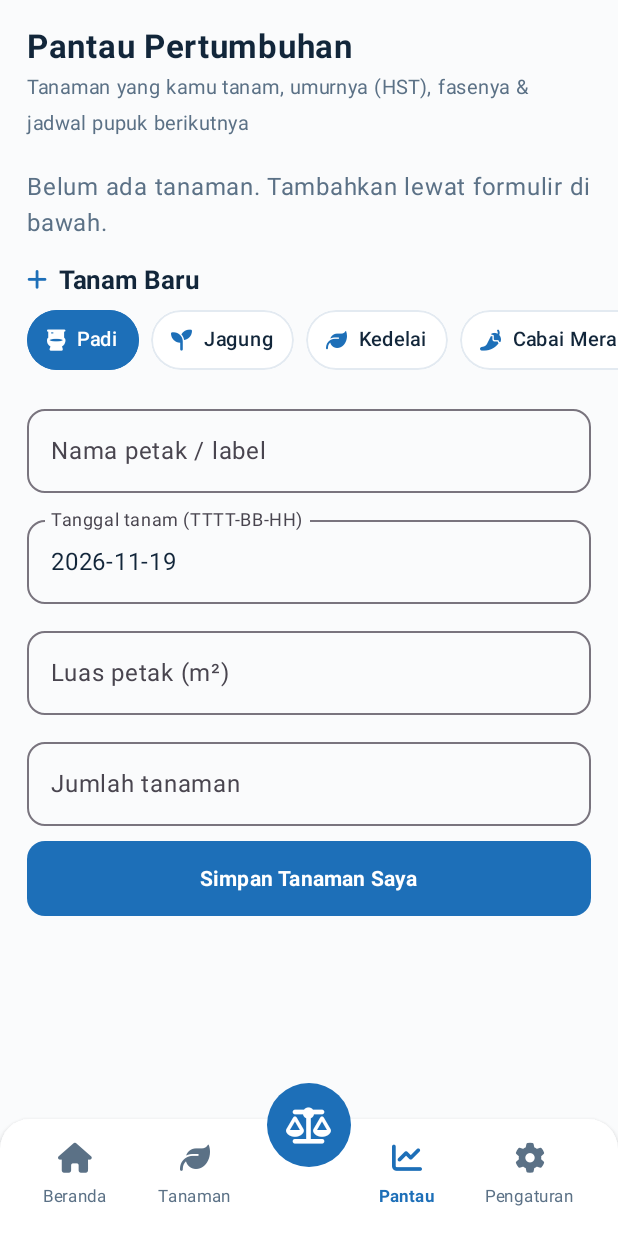
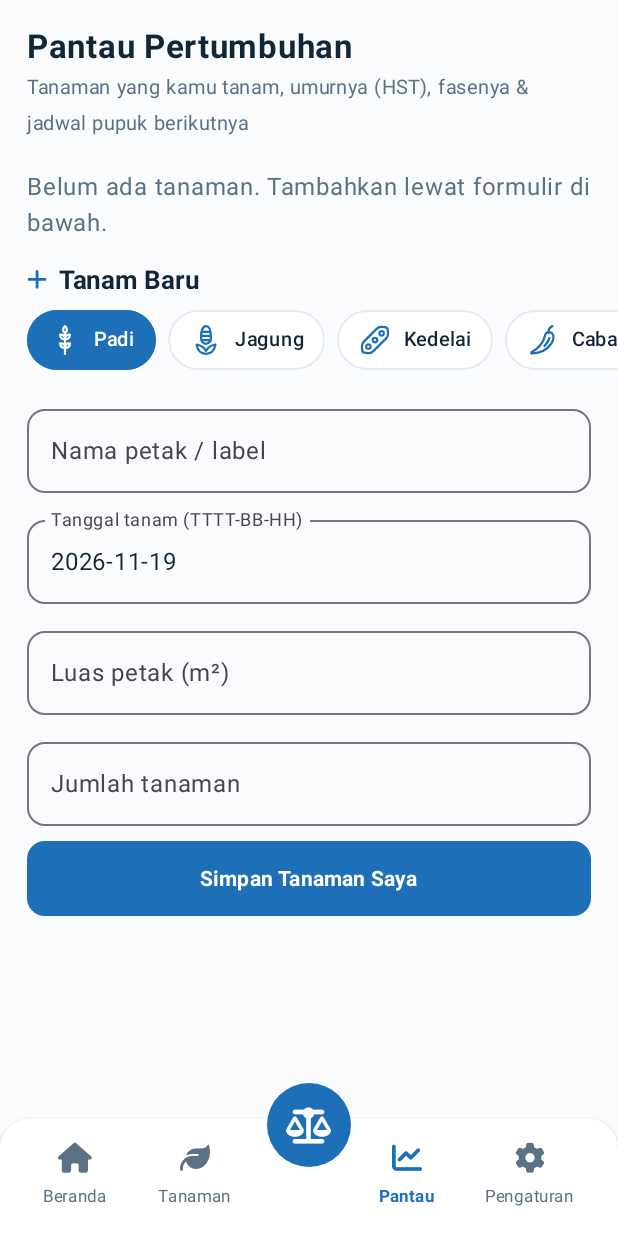
Before and after one commit to qioceky/autodosingagro, an Android app built with Jetpack Compose: the screen it shows after launch (MainActivity), after a tap on "Lanjut Pantau", on a phone screen of 412 x 824 dp. Run offline under Robolectric (Android 15) with nearby library versions, the phone set to English and light mode, and no system bars; 1 statement that could not run was skipped; 1 other tap on this screen came first.

Commit message:
v1.3.1 — ikon tanaman diganti set IconOven (MIT) sesuai tanaman: malai padi, tongkol jagung, polong kedelai, cabai, tomat, umbi bawang, mentimun

```diff
--- a/app/build.gradle
+++ b/app/build.gradle
@@ -12,8 +12,8 @@ android {
         applicationId "id.autodosingagro"
         minSdk 26
         targetSdk 35
-        versionCode 4
-        versionName "1.3.0"
+        versionCode 5
+        versionName "1.3.1"
     }
 
     buildFeatures {
--- a/app/src/main/java/id/autodosingagro/FaIcons.kt
+++ b/app/src/main/java/id/autodosingagro/FaIcons.kt
@@ -9,7 +9,11 @@ import androidx.compose.ui.Modifier
 import androidx.compose.ui.graphics.Color
 import androidx.compose.ui.platform.LocalContext
 import androidx.compose.ui.text.font.FontFamily
+import androidx.compose.ui.res.painterResource
+import androidx.compose.ui.unit.Dp
 import androidx.compose.ui.unit.TextUnit
+import androidx.compose.ui.unit.dp
+import id.autodosingagro.data.Tanaman
 import androidx.compose.ui.unit.sp
 
 /**
@@ -100,3 +104,14 @@ fun FaIcon(
         color = color
     )
 }
+
+/** Ikon tanaman dari drawable vektor (set IconOven, lisensi MIT) — digambar sesuai tanamannya. */
+@Composable
+fun TanamanIcon(tanaman: Tanaman, modifier: Modifier = Modifier, size: Dp = 20.dp, color: Color) {
+    androidx.compose.material3.Icon(
+        painter = painterResource(tanaman.ikon),
+        contentDescription = tanaman.nama,
+        modifier = modifier.size(size),
+        tint = color
+    )
+}
--- a/app/src/main/java/id/autodosingagro/FiturBaru.kt
+++ b/app/src/main/java/id/autodosingagro/FiturBaru.kt
@@ -98,7 +98,7 @@ fun KalenderScreen(onBack: () -> Unit) {
             val cocok = info?.second?.contains(bulan) == true
             Kartu(Modifier.fillMaxWidth().padding(horizontal = 18.dp, vertical = 4.dp)) {
                 Row(Modifier.padding(13.dp), verticalAlignment = Alignment.CenterVertically) {
-                    FaIcon(t.ikon, size = 19.sp, color = if (cocok) Biru else TeksAbu)
+                    TanamanIcon(t, size = 19.dp, color = if (cocok) Biru else TeksAbu)
                     Spacer(Modifier.width(10.dp))
                     Column(Modifier.weight(1f)) {
                         Text(t.nama, fontSize = 15.sp, fontWeight = FontWeight.SemiBold,
--- a/app/src/main/java/id/autodosingagro/MainActivity.kt
+++ b/app/src/main/java/id/autodosingagro/MainActivity.kt
@@ -378,7 +378,7 @@ fun BerandaScreen(
                     items(TanamanDB.semua) { t ->
                         Kartu(Modifier.width(180.dp).clickable { onDetail(t.id) }) {
                             Column(Modifier.padding(14.dp)) {
-                                FaIcon(t.ikon, size = 24.sp, color = Biru)
+                                TanamanIcon(t, size = 24.dp, color = Biru)
                                 Spacer(Modifier.height(8.dp))
                                 Text(t.nama, color = TeksGelap, fontSize = 17.sp, fontWeight = FontWeight.Bold)
                                 Text("${t.jadwal.size} Jadwal Pupuk • Panen ${t.panenMin}–${t.panenMax} HST",
--- a/app/src/main/java/id/autodosingagro/Screens.kt
+++ b/app/src/main/java/id/autodosingagro/Screens.kt
@@ -48,7 +48,7 @@ fun PilihanTanaman(terpilih: String, onPilih: (String) -> Unit) {
                     .padding(horizontal = 13.dp, vertical = 8.dp),
                 verticalAlignment = Alignment.CenterVertically
             ) {
-                FaIcon(t.ikon, size = 14.sp, color = if (aktif) Color.White else Biru)
+                TanamanIcon(t, size = 14.dp, color = if (aktif) Color.White else Biru)
                 Spacer(Modifier.width(7.dp))
                 Text(t.nama, color = if (aktif) Color.White else TeksGelap,
                     fontWeight = FontWeight.SemiBold, fontSize = 13.sp)
@@ -79,7 +79,7 @@ fun TanamanScreen(onDetail: (String) -> Unit) {
                 .clickable { onDetail(t.id) }) {
                 Row(Modifier.padding(14.dp), verticalAlignment = Alignment.CenterVertically) {
                     Box(Modifier.size(50.dp).clip(RoundedCornerShape(12.dp)).background(BiruSangatMuda),
-                        contentAlignment = Alignment.Center) { FaIcon(t.ikon, size = 22.sp, color = Biru) }
+                        contentAlignment = Alignment.Center) { TanamanIcon(t, size = 22.dp, color = Biru) }
                     Spacer(Modifier.width(12.dp))
                     Column(Modifier.weight(1f)) {
                         Text(t.nama, fontSize = 17.sp, fontWeight = FontWeight.Bold, color = TeksGelap)
@@ -103,7 +103,7 @@ fun DetailTanamanScreen(tanaman: Tanaman, onBack: () -> Unit, onHitung: () -> Un
                 FaIcon(Fa.CHEV_L, size = 20.sp, color = Biru,
                     modifier = Modifier.clickable { onBack() }.padding(end = 14.dp))
                 Box(Modifier.size(44.dp).clip(RoundedCornerShape(12.dp)).background(BiruSangatMuda),
-                    contentAlignment = Alignment.Center) { FaIcon(tanaman.ikon, size = 20.sp, color = Biru) }
+                    contentAlignment = Alignment.Center) { TanamanIcon(tanaman, size = 20.dp, color = Biru) }
                 Spacer(Modifier.width(10.dp))
                 Column {
                     Text(tanaman.nama, fontSize = 22.sp, fontWeight = FontWeight.Bold, color = TeksGelap)
@@ -290,7 +290,7 @@ fun DosisScreen(tanamanSaya: List<TanamanSaya>) {
                 Kartu(Modifier.fillMaxWidth().padding(horizontal = 18.dp, vertical = 5.dp)) {
                     Column(Modifier.padding(14.dp)) {
                         Row(verticalAlignment = Alignment.CenterVertically) {
-                            FaIcon(t.ikon, size = 18.sp, color = Biru)
+                            TanamanIcon(t, size = 18.dp, color = Biru)
                             Spacer(Modifier.width(8.dp))
                             Text("${t.nama} • Usia $hst HST", color = TeksGelap, fontSize = 17.sp, fontWeight = FontWeight.Bold)
                         }
@@ -444,7 +444,7 @@ fun PantauScreen(
             Kartu(Modifier.fillMaxWidth().padding(horizontal = 18.dp, vertical = 5.dp)) {
                 Column(Modifier.padding(14.dp)) {
                     Row(verticalAlignment = Alignment.CenterVertically) {
-                        FaIcon(t.ikon, size = 17.sp, color = Biru)
+                        TanamanIcon(t, size = 17.dp, color = Biru)
                         Spacer(Modifier.width(8.dp))
                         Text(ts.label, fontSize = 16.sp, fontWeight = FontWeight.Bold, color = TeksGelap,
                             modifier = Modifier.weight(1f))
@@ -701,7 +701,7 @@ fun InfoScreen(nama: String, onSimpanNama: (String) -> Unit) {
                     }
                 }
 
-                Text("Auto Dosing Agro Technology v${BuildConfig.VERSION_NAME} • Ikon: Font Awesome Free 6.5.2 (CC BY 4.0), dibundel lokal. Data tanaman tersimpan lokal di HP.",
+                Text("Auto Dosing Agro Technology v${BuildConfig.VERSION_NAME} • Ikon UI: Font Awesome Free 6.5.2 (CC BY 4.0); ikon tanaman: set IconOven (MIT) — keduanya dibundel lokal. Data tanaman tersimpan lokal di HP.",
                     fontSize = 11.sp, color = TeksAbu)
                 Spacer(Modifier.height(12.dp))
             }
--- a/app/src/main/java/id/autodosingagro/data/Data.kt
+++ b/app/src/main/java/id/autodosingagro/data/Data.kt
@@ -1,4 +1,6 @@
 package id.autodosingagro.data
+
+import id.autodosingagro.R
 
 /** Satu jenis pupuk dalam satu kali aplikasi. Dosis dalam kg per hektar. */
 data class Pupuk(val nama: String, val kgPerHa: Double)
@@ -25,7 +27,7 @@ data class Tanaman(
     val nama: String,
     val latin: String,
     val kategori: String,       // "Tanaman Pangan" / "Hortikultura"
-    val ikon: String,           // emoji sbg ikon visual kartu
+    val ikon: Int,           // emoji sbg ikon visual kartu
     val panenMin: Int,          // HST awal panen
     val panenMax: Int,          // HST akhir masa tanam
     val jarakTanam: String,
@@ -58,7 +60,7 @@ object TanamanDB {
     val semua: List<Tanaman> = listOf(
         Tanaman(
             id = "padi", nama = "Padi", latin = "Oryza sativa", kategori = "Tanaman Pangan",
-            ikon = "\uF7D8", panenMin = 105, panenMax = 120, jarakTanam = "25 × 25 cm",
+            ikon = R.drawable.ic_padi, panenMin = 105, panenMax = 120, jarakTanam = "25 × 25 cm",
             populasiPerHa = 160000,
             deskripsi = "Tanaman pangan utama. Dosis acuan: Urea 225 kg/ha, SP-36 100 kg/ha, KCl 100 kg/ha, dibagi 3 kali aplikasi.",
             fase = listOf(
@@ -76,7 +78,7 @@ object TanamanDB {
         ),
         Tanaman(
             id = "jagung", nama = "Jagung", latin = "Zea mays", kategori = "Tanaman Pangan",
-            ikon = "\uF4D8", panenMin = 95, panenMax = 110, jarakTanam = "75 × 20 cm",
+            ikon = R.drawable.ic_jagung, panenMin = 95, panenMax = 110, jarakTanam = "75 × 20 cm",
             populasiPerHa = 66000,
             deskripsi = "Dosis acuan: Urea 350 kg/ha, SP-36 150 kg/ha, KCl 100 kg/ha + pupuk kandang 2.000 kg/ha sebagai dasar.",
             fase = listOf(
@@ -94,7 +96,7 @@ object TanamanDB {
         ),
         Tanaman(
             id = "kedelai", nama = "Kedelai", latin = "Glycine max", kategori = "Tanaman Pangan",
-            ikon = "\uF06C", panenMin = 75, panenMax = 90, jarakTanam = "40 × 15 cm",
+            ikon = R.drawable.ic_kedelai, panenMin = 75, panenMax = 90, jarakTanam = "40 × 15 cm",
             populasiPerHa = 166000,
             deskripsi = "Kedelai mengikat N dari udara (bintil akar), jadi Urea rendah. Dosis acuan: Urea 50, SP-36 100, KCl 100 kg/ha, semua sebagai pupuk dasar.",
             fase = listOf(
@@ -109,7 +111,7 @@ object TanamanDB {
         ),
         Tanaman(
             id = "cabai-merah", nama = "Cabai Merah", latin = "Capsicum annuum", kategori = "Hortikultura",
-            ikon = "\uF816", panenMin = 75, panenMax = 120, jarakTanam = "60 × 50 cm",
+            ikon = R.drawable.ic_cabai_merah, panenMin = 75, panenMax = 120, jarakTanam = "60 × 50 cm",
             populasiPerHa = 33000,
             deskripsi = "Dosis acuan: pupuk kandang 10 ton/ha sebagai dasar, lalu NPK susulan bertahap. Panen bertahap berkali-kali mulai ±75 HST.",
             fase = listOf(
@@ -128,7 +130,7 @@ object TanamanDB {
         ),
         Tanaman(
             id = "cabai-rawit", nama = "Cabai Rawit", latin = "Capsicum frutescens", kategori = "Hortikultura",
-            ikon = "\uF816", panenMin = 70, panenMax = 150, jarakTanam = "60 × 50 cm",
+            ikon = R.drawable.ic_cabai_rawit, panenMin = 70, panenMax = 150, jarakTanam = "60 × 50 cm",
             populasiPerHa = 33000,
             deskripsi = "Lebih bandel & berumur panjang dari cabai merah. Dosis mirip, sedikit lebih ringan di awal.",
             fase = listOf(
@@ -147,7 +149,7 @@ object TanamanDB {
         ),
         Tanaman(
             id = "tomat", nama = "Tomat", latin = "Solanum lycopersicum", kategori = "Hortikultura",
-            ikon = "\uF5D1", panenMin = 60, panenMax = 100, jarakTanam = "60 × 50 cm",
+            ikon = R.drawable.ic_tomat, panenMin = 60, panenMax = 100, jarakTanam = "60 × 50 cm",
             populasiPerHa = 33000,
             deskripsi = "Dosis acuan: kandang 10 ton/ha + SP-36 dasar, NPK susulan bertahap. Tomat peka genangan & kekurangan kalsium (busuk ujung buah).",
             fase = listOf(
@@ -165,7 +167,7 @@ object TanamanDB {
         ),
         Tanaman(
             id = "bawang-merah", nama = "Bawang Merah", latin = "Allium ascalonicum", kategori = "Hortikultura",
-            ikon = "\uF5FD", panenMin = 55, panenMax = 70, jarakTanam = "15 × 15 cm",
+            ikon = R.drawable.ic_bawang_merah, panenMin = 55, panenMax = 70, jarakTanam = "15 × 15 cm",
             populasiPerHa = 400000,
             deskripsi = "Dosis acuan per ha: kandang 5 ton, SP-36 200, KCl 200 (dibagi 2), ZA/Urea bertahap. Umbi peka genangan.",
             fase = listOf(
@@ -182,7 +184,7 @@ object TanamanDB {
         ),
         Tanaman(
             id = "mentimun", nama = "Mentimun", latin = "Cucumis sativus", kategori = "Hortikultura",
-            ikon = "\uF787", panenMin = 35, panenMax = 60, jarakTanam = "60 × 40 cm",
+            ikon = R.drawable.ic_mentimun, panenMin = 35, panenMax = 60, jarakTanam = "60 × 40 cm",
             populasiPerHa = 41000,
             deskripsi = "Umur pendek, panen cepat mulai ±35 HST. Dosis acuan: kandang 5 ton/ha + NPK bertahap tiap 10 hari.",
             fase = listOf(
--- /dev/null
+++ b/app/src/main/res/drawable/ic_bawang_merah.xml
@@ -0,0 +1,20 @@
+<vector xmlns:android="http://schemas.android.com/apk/res/android"
+    android:width="24dp"
+    android:height="24dp"
+    android:viewportWidth="24"
+    android:viewportHeight="24">
+    <path
+        android:pathData="M12 2.75c.5 1.75 1.25 2.75 2.75 3.5c3.25 1.5 5 4 5 7c0 3.5-3.5 5.5-7.75 5.5s-7.75-2-7.75-5.5c0-3 1.75-5.5 5-7c1.5-.75 2.25-1.75 2.75-3.5"
+        android:fillColor="#00000000"
+        android:strokeColor="#FF000000"
+        android:strokeWidth="1.5"
+        android:strokeLineCap="round"
+        android:strokeLineJoin="round"/>
+    <path
+        android:pathData="M10 9c-2 1.4-2.75 2.75-2.75 4.25c0 1 .35 1.9 1 2.6M14 9c2 1.4 2.75 2.75 2.75 4.25c0 1-.35 1.9-1 2.6M12 18.75v2.5M9.25 18.5l-1 2.25m6.5-2.25l1 2.25"
+        android:fillColor="#00000000"
+        android:strokeColor="#FF000000"
+        android:strokeWidth="1.5"
+        android:strokeLineCap="round"
+        android:strokeLineJoin="round"/>
+</vector>
--- /dev/null
+++ b/app/src/main/res/drawable/ic_cabai_merah.xml
@@ -0,0 +1,20 @@
+<vector xmlns:android="http://schemas.android.com/apk/res/android"
+    android:width="24dp"
+    android:height="24dp"
+    android:viewportWidth="24"
+    android:viewportHeight="24">
+    <path
+        android:pathData="M18 7.5c1.5 1.5 1.25 4.5-.5 7c-2.5 3.5-7 6.25-12.75 6.5c-.6 0-.75-.75-.25-1.05c5.25-2.7 8-6.95 9-11.45c.4-1.75 3-2.5 4.5-1"
+        android:fillColor="#00000000"
+        android:strokeColor="#FF000000"
+        android:strokeWidth="1.5"
+        android:strokeLineCap="round"
+        android:strokeLineJoin="round"/>
+    <path
+        android:pathData="M15.75 7.25c-.25-1.75.5-3.5 2.5-4.5m-2 8c-.5 2-1.75 3.75-3.25 5.25"
+        android:fillColor="#00000000"
+        android:strokeColor="#FF000000"
+        android:strokeWidth="1.5"
+        android:strokeLineCap="round"
+        android:strokeLineJoin="round"/>
+</vector>
--- /dev/null
+++ b/app/src/main/res/drawable/ic_cabai_rawit.xml
@@ -0,0 +1,20 @@
+<vector xmlns:android="http://schemas.android.com/apk/res/android"
+    android:width="24dp"
+    android:height="24dp"
+    android:viewportWidth="24"
+    android:viewportHeight="24">
+    <path
+        android:pathData="M18 7.5c1.5 1.5 1.25 4.5-.5 7c-2.5 3.5-7 6.25-12.75 6.5c-.6 0-.75-.75-.25-1.05c5.25-2.7 8-6.95 9-11.45c.4-1.75 3-2.5 4.5-1"
+        android:fillColor="#00000000"
+        android:strokeColor="#FF000000"
+        android:strokeWidth="1.5"
+        android:strokeLineCap="round"
+        android:strokeLineJoin="round"/>
+    <path
+        android:pathData="M15.75 7.25c-.25-1.75.5-3.5 2.5-4.5m-2 8c-.5 2-1.75 3.75-3.25 5.25m-6.875-4A3.375 3.375 0 0 0 9.5 8.625C9.5 6.5 8 5.375 7.25 2.75c-.5 1.375-1.125 2-1.875 2.625c-.25-.5-.5-.875-.875-1.25c-1.125 1.25-1.75 2.5-1.75 4.5A3.375 3.375 0 0 0 6.125 12"
+        android:fillColor="#00000000"
+        android:strokeColor="#FF000000"
+        android:strokeWidth="1.5"
+        android:strokeLineCap="round"
+        android:strokeLineJoin="round"/>
+</vector>
--- /dev/null
+++ b/app/src/main/res/drawable/ic_jagung.xml
@@ -0,0 +1,13 @@
+<vector xmlns:android="http://schemas.android.com/apk/res/android"
+    android:width="24dp"
+    android:height="24dp"
+    android:viewportWidth="24"
+    android:viewportHeight="24">
+    <path
+        android:pathData="M12 2.75c2 0 3.25 2.75 3.25 6.5v2a3.25 3.25 0 0 1-6.5 0v-2c0-3.75 1.25-6.5 3.25-6.5M9.05 6.5h5.9m-6.2 2.75h6.5M8.85 12h6.3M12 21.25C8.75 21.25 6.25 19 5.75 15c2.75.5 5 2 6.25 4.25C13.25 17 15.5 15.5 18.25 15c-.5 4-3 6.25-6.25 6.25"
+        android:fillColor="#00000000"
+        android:strokeColor="#FF000000"
+        android:strokeWidth="1.5"
+        android:strokeLineCap="round"
+        android:strokeLineJoin="round"/>
+</vector>
--- /dev/null
+++ b/app/src/main/res/drawable/ic_kedelai.xml
@@ -0,0 +1,34 @@
+<vector xmlns:android="http://schemas.android.com/apk/res/android"
+    android:width="24dp"
+    android:height="24dp"
+    android:viewportWidth="24"
+    android:viewportHeight="24">
+    <path
+        android:pathData="m3.39 18.49l-.11-2.01q-.12-2 1.29-3.41l8.5-8.5q1.41-1.41 3.41-1.29l2.01.11q2 .12 2.12 2.12l.11 2.01q.12 2-1.29 3.41l-8.5 8.5q-1.41 1.41-3.41 1.29l-2.01-.11q-2-.12-2.12-2.12"
+        android:fillColor="#00000000"
+        android:strokeColor="#FF000000"
+        android:strokeWidth="1.5"
+        android:strokeLineCap="round"
+        android:strokeLineJoin="round"/>
+    <path
+        android:pathData="M6.08,16.42 a1.5,1.5 0 1,0 3.0,0 a1.5,1.5 0 1,0 -3.0,0"
+        android:fillColor="#00000000"
+        android:strokeColor="#FF000000"
+        android:strokeWidth="1.5"
+        android:strokeLineCap="round"
+        android:strokeLineJoin="round"/>
+    <path
+        android:pathData="M10.5,12.0 a1.5,1.5 0 1,0 3.0,0 a1.5,1.5 0 1,0 -3.0,0"
+        android:fillColor="#00000000"
+        android:strokeColor="#FF000000"
+        android:strokeWidth="1.5"
+        android:strokeLineCap="round"
+        android:strokeLineJoin="round"/>
+    <path
+        android:pathData="M14.920000000000002,7.58 a1.5,1.5 0 1,0 3.0,0 a1.5,1.5 0 1,0 -3.0,0"
+        android:fillColor="#00000000"
+        android:strokeColor="#FF000000"
+        android:strokeWidth="1.5"
+        android:strokeLineCap="round"
+        android:strokeLineJoin="round"/>
+</vector>
--- /dev/null
+++ b/app/src/main/res/drawable/ic_mentimun.xml
@@ -0,0 +1,27 @@
+<vector xmlns:android="http://schemas.android.com/apk/res/android"
+    android:width="24dp"
+    android:height="24dp"
+    android:viewportWidth="24"
+    android:viewportHeight="24">
+    <path
+        android:pathData="m4.13 14.63l10-10a3 3 0 0 1 4.24 4.24l-10 10a3 3 0 0 1-4.24-4.24"
+        android:fillColor="#00000000"
+        android:strokeColor="#FF000000"
+        android:strokeWidth="1.5"
+        android:strokeLineCap="round"
+        android:strokeLineJoin="round"/>
+    <path
+        android:pathData="M9 14h.01M13 10h.01"
+        android:fillColor="#00000000"
+        android:strokeColor="#FF000000"
+        android:strokeWidth="2"
+        android:strokeLineCap="round"
+        android:strokeLineJoin="round"/>
+    <path
+        android:pathData="M15.0,18.0 a3.0,3.0 0 1,0 6.0,0 a3.0,3.0 0 1,0 -6.0,0"
+        android:fillColor="#00000000"
+        android:strokeColor="#FF000000"
+        android:strokeWidth="1.5"
+        android:strokeLineCap="round"
+        android:strokeLineJoin="round"/>
+</vector>
--- /dev/null
+++ b/app/src/main/res/drawable/ic_padi.xml
@@ -0,0 +1,13 @@
+<vector xmlns:android="http://schemas.android.com/apk/res/android"
+    android:width="24dp"
+    android:height="24dp"
+    android:viewportWidth="24"
+    android:viewportHeight="24">
+    <path
+        android:pathData="M12 21.25V7.5m0 0q2.6-2.38 0-4.75q-2.6 2.37 0 4.75m0 4q-.06-3.19-3.25-3q.06 3.19 3.25 3m0 0q3.19.19 3.25-3q-3.19-.19-3.25 3m0 5.75q-.06-3.19-3.25-3q.06 3.19 3.25 3m0 0q3.19.19 3.25-3q-3.19-.19-3.25 3"
+        android:fillColor="#00000000"
+        android:strokeColor="#FF000000"
+        android:strokeWidth="1.5"
+        android:strokeLineCap="round"
+        android:strokeLineJoin="round"/>
+</vector>
--- /dev/null
+++ b/app/src/main/res/drawable/ic_tomat.xml
@@ -0,0 +1,20 @@
+<vector xmlns:android="http://schemas.android.com/apk/res/android"
+    android:width="24dp"
+    android:height="24dp"
+    android:viewportWidth="24"
+    android:viewportHeight="24">
+    <path
+        android:pathData="M12 8.25c-1.25-.75-2.75-1-4-.75c-2.75.5-4.75 3-4.75 6.5c0 4 3.75 7 8.75 7s8.75-3 8.75-7c0-3.5-2-6-4.75-6.5c-1.25-.25-2.75 0-4 .75"
+        android:fillColor="#00000000"
+        android:strokeColor="#FF000000"
+        android:strokeWidth="1.5"
+        android:strokeLineCap="round"
+        android:strokeLineJoin="round"/>
+    <path
+        android:pathData="m12.15 3.32l.76 1.66q.15.31.5.35l1.81.22q.35.04.09.28l-1.34 1.24q-.26.24-.19.58l.36 1.79q.06.34-.24.17l-1.59-.89q-.31-.17-.62 0l-1.59.89q-.3.17-.24-.17l.36-1.79q.07-.34-.19-.58L8.69 5.83q-.26-.24.09-.28l1.81-.22q.35-.04.5-.35l.76-1.66q.15-.32.3 0"
+        android:fillColor="#00000000"
+        android:strokeColor="#FF000000"
+        android:strokeWidth="1.5"
+        android:strokeLineCap="round"
+        android:strokeLineJoin="round"/>
+</vector>
```
Also changed, not shown: 1 other file.
